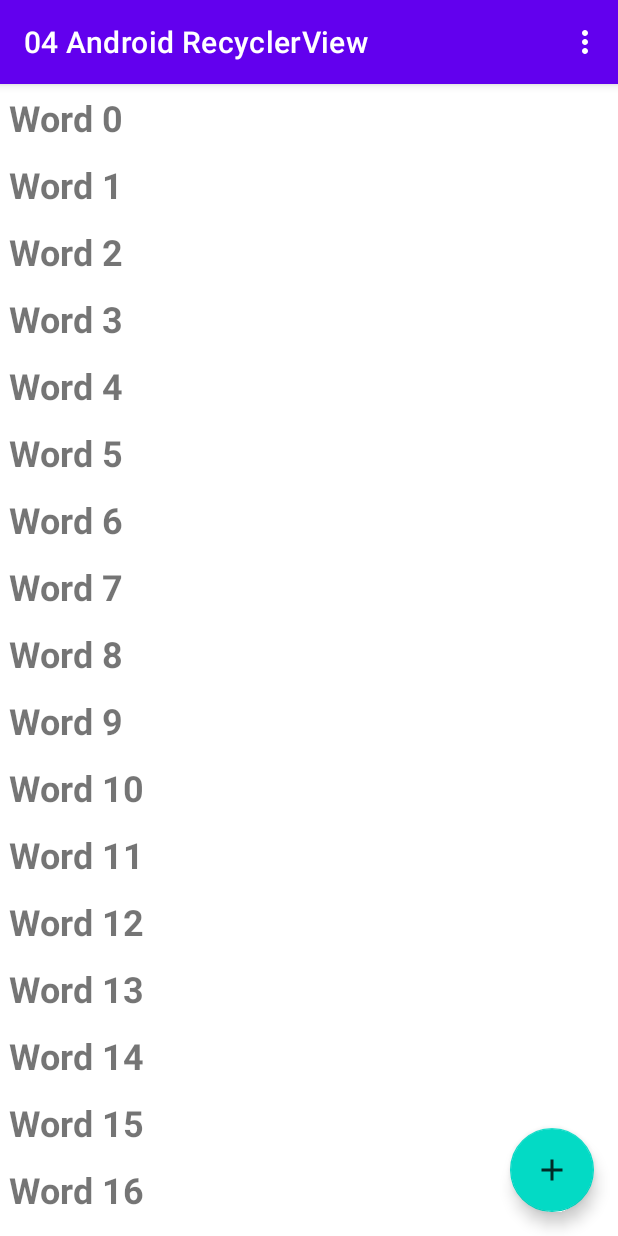
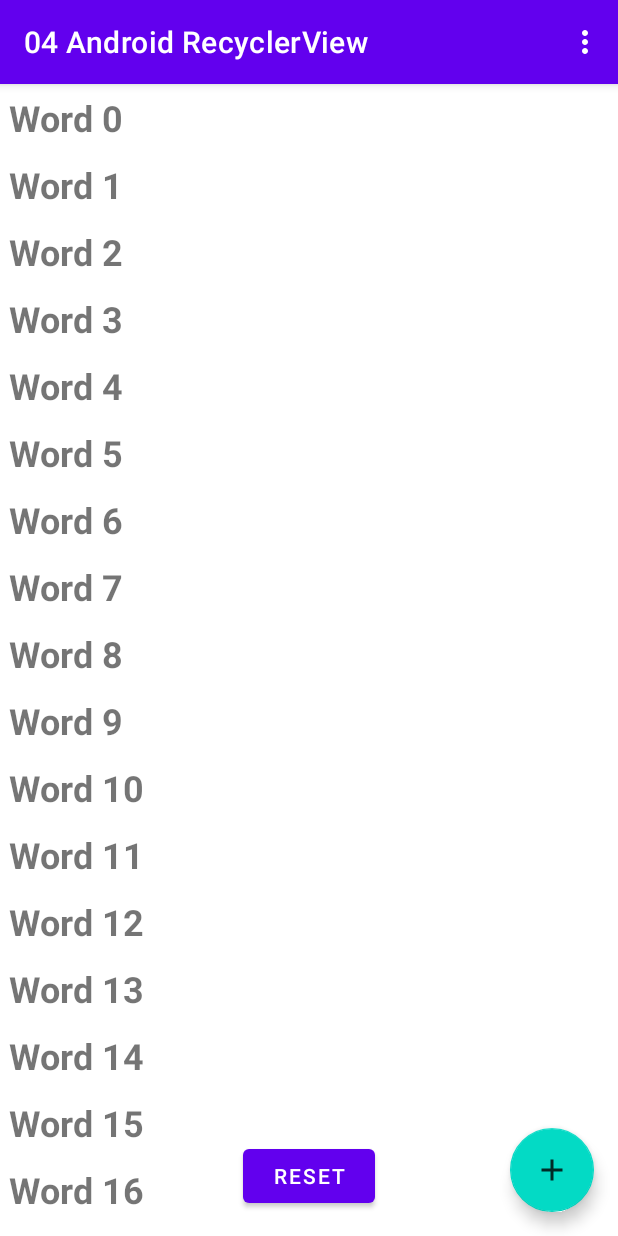
Before and after one commit to fika-aini/04-android-recyclerview, an Android app: the screen it shows after launch (MainActivity), on a phone screen of 412 x 824 dp. Run offline under Robolectric (Android 15) with nearby library versions, the phone set to English and light mode, and no system bars; our stand-ins replace navigation-ui.

Commit message:
Coding challenges

```diff
--- a/app/src/main/java/jti/rofika/a04androidrecyclerview/MainActivity.java
+++ b/app/src/main/java/jti/rofika/a04androidrecyclerview/MainActivity.java
@@ -16,6 +16,8 @@ import jti.rofika.a04androidrecyclerview.databinding.ActivityMainBinding;
 
 import android.view.Menu;
 import android.view.MenuItem;
+import android.widget.Button;
+import android.widget.Toast;
 
 import java.util.LinkedList;
 
@@ -62,6 +64,20 @@ public class MainActivity extends AppCompatActivity {
         mRecyclerView.setAdapter(mAdapter);
         // Give the recycler view a default layout manager.
         mRecyclerView.setLayoutManager(new LinearLayoutManager(this));
+
+        Button reset = (Button) findViewById(R.id.reset);
+        reset.setOnClickListener(new View.OnClickListener() {
+            @Override
+            public void onClick(View view) {
+                mWordList.clear();
+                // add default items again
+                for (int i = 0; i < 20; i++) {
+                    mWordList.addLast("Word " + i);
+                }
+                mAdapter.notifyDataSetChanged();
+
+            }
+        });
     }
 
     @Override
--- a/app/src/main/res/layout/activity_main.xml
+++ b/app/src/main/res/layout/activity_main.xml
@@ -29,7 +29,14 @@
         android:layout_gravity="bottom|end"
         android:layout_marginEnd="@dimen/fab_margin"
         android:layout_marginBottom="16dp"
-
         android:src="@drawable/ic_add_for_fab"/>
 
+    <Button
+        android:id="@+id/reset"
+        android:layout_width="wrap_content"
+        android:layout_height="wrap_content"
+        android:text="Reset"
+        android:layout_gravity="center_horizontal|bottom"
+        android:layout_marginBottom="16dp"
+        />
 </androidx.coordinatorlayout.widget.CoordinatorLayout>
--- a/app/src/main/res/layout/content_main.xml
+++ b/app/src/main/res/layout/content_main.xml
@@ -2,6 +2,7 @@
 <androidx.constraintlayout.widget.ConstraintLayout
     xmlns:android="http://schemas.android.com/apk/res/android"
     xmlns:app="http://schemas.android.com/apk/res-auto"
+    xmlns:tools="http://schemas.android.com/tools"
     android:layout_width="match_parent"
     android:layout_height="match_parent"
     app:layout_behavior="@string/appbar_scrolling_view_behavior">
@@ -11,4 +12,7 @@
         android:layout_width="match_parent"
         android:layout_height="match_parent">
     </androidx.recyclerview.widget.RecyclerView>
+
+
+
 </androidx.constraintlayout.widget.ConstraintLayout>
--- a/app/src/main/res/layout/wordlist_item.xml
+++ b/app/src/main/res/layout/wordlist_item.xml
@@ -12,4 +12,5 @@
         android:layout_height="wrap_content"
         android:textSize="24sp"
         android:textStyle="bold" />
+
 </LinearLayout>
```
Also changed, not shown: 3 other files.
